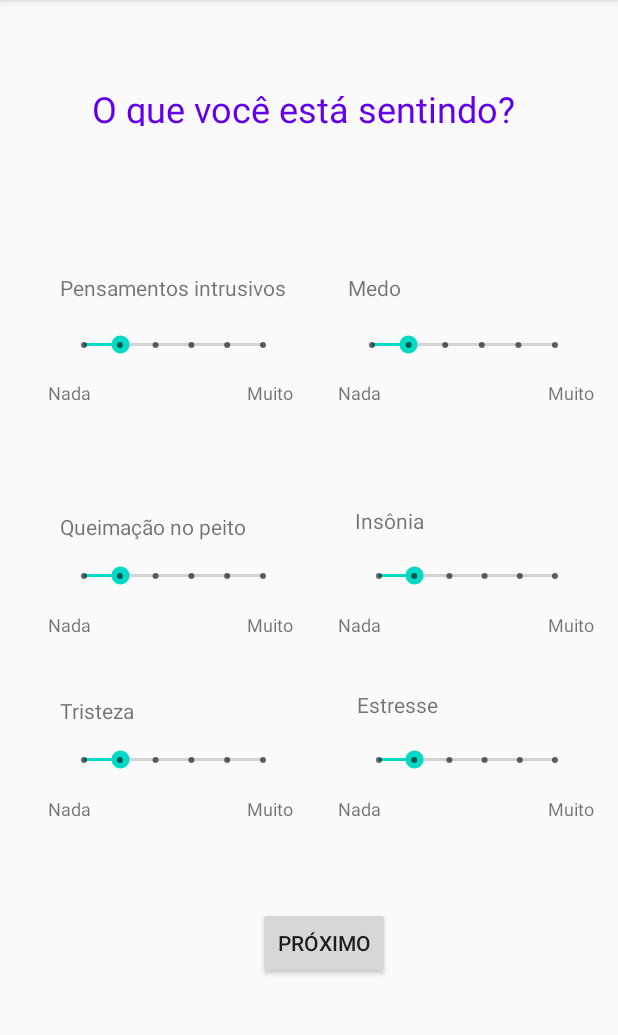
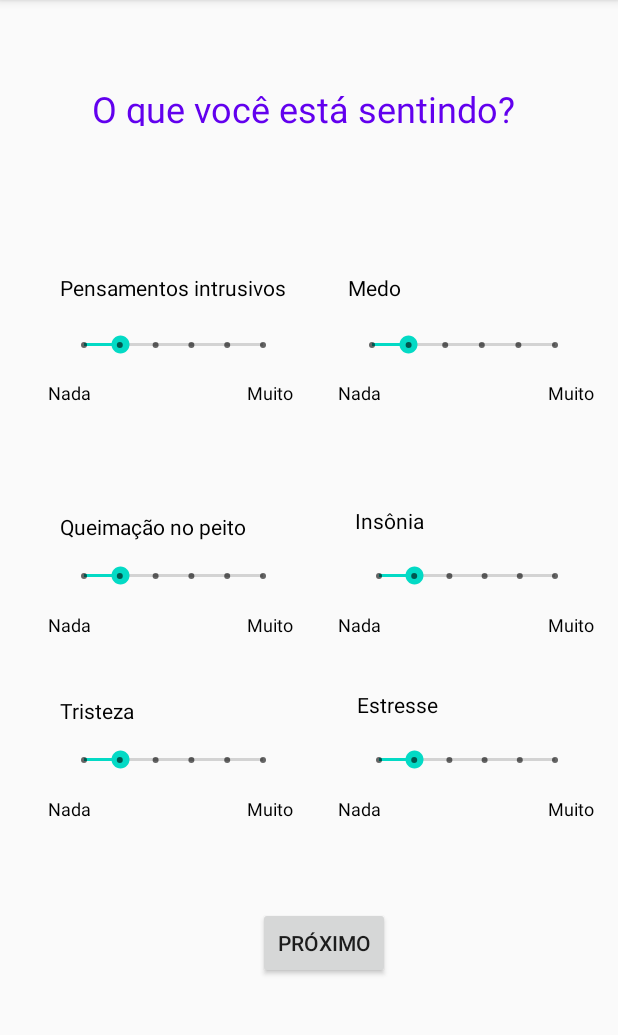
Before and after one commit to arturtres3/Apoio-Psicologico-IHC, an Android app: the HelpNowFirstPage screen opened directly, with no data from a screen before it, on a phone screen of 412 x 824 dp, the part 84-1119 px from its top. Run offline under Robolectric (Android 15) with nearby library versions, the phone set to English and light mode, and no system bars.

Commit message:
Colocar strings em Resources e refatoração da página de resultados

```diff
--- a/Quicktest/app/src/main/res/layout/activity_help_now_first_page.xml
+++ b/Quicktest/app/src/main/res/layout/activity_help_now_first_page.xml
@@ -40,7 +40,8 @@
         android:layout_height="wrap_content"
         android:layout_marginEnd="16dp"
         android:layout_marginRight="16dp"
-        android:text="Muito"
+        android:text="@string/muito"
+        android:textColor="#000000"
         android:textSize="12sp"
         app:layout_constraintBottom_toBottomOf="@+id/textView26"
         app:layout_constraintEnd_toEndOf="parent"
@@ -52,7 +53,8 @@
         android:layout_height="wrap_content"
         android:layout_marginEnd="158dp"
         android:layout_marginRight="158dp"
-        android:text="Nada"
+        android:text="@string/nada"
+        android:textColor="#000000"
         android:textSize="12sp"
         app:layout_constraintEnd_toEndOf="parent"
         app:layout_constraintTop_toBottomOf="@+id/seekBarStress" />
@@ -75,7 +77,8 @@
         android:layout_height="wrap_content"
         android:layout_marginEnd="30dp"
         android:layout_marginRight="30dp"
-        android:text="Muito"
+        android:text="@string/muito"
+        android:textColor="#000000"
         android:textSize="12sp"
         app:layout_constraintEnd_toStartOf="@+id/textView27"
         app:layout_constraintTop_toBottomOf="@+id/seekBarSadness" />
@@ -87,7 +90,8 @@
         android:layout_marginStart="32dp"
         android:layout_marginLeft="32dp"
         android:layout_marginTop="47dp"
-        android:text="Nada"
+        android:text="@string/nada"
+        android:textColor="#000000"
         android:textSize="12sp"
         app:layout_constraintStart_toStartOf="parent"
         app:layout_constraintTop_toBottomOf="@+id/textView18" />
@@ -114,7 +118,8 @@
         android:layout_height="wrap_content"
         android:layout_marginStart="34dp"
         android:layout_marginLeft="34dp"
-        android:text="Nada"
+        android:text="@string/nada"
+        android:textColor="#000000"
         android:textSize="12sp"
         app:layout_constraintStart_toEndOf="@+id/seekBarChest"
         app:layout_constraintTop_toBottomOf="@+id/seekBarInsomnia" />
@@ -125,7 +130,8 @@
         android:layout_height="wrap_content"
         android:layout_marginStart="32dp"
         android:layout_marginLeft="32dp"
-        android:text="Nada"
+        android:text="@string/nada"
+        android:textColor="#000000"
         android:textSize="12sp"
         app:layout_constraintBottom_toBottomOf="@+id/textView24"
         app:layout_constraintStart_toStartOf="parent"
@@ -137,7 +143,8 @@
         android:layout_height="wrap_content"
         android:layout_marginEnd="16dp"
         android:layout_marginRight="16dp"
-        android:text="Muito"
+        android:text="@string/muito"
+        android:textColor="#000000"
         android:textSize="12sp"
         app:layout_constraintEnd_toEndOf="parent"
         app:layout_constraintTop_toBottomOf="@+id/seekBarInsomnia" />
@@ -148,7 +155,8 @@
         android:layout_height="wrap_content"
         android:layout_marginEnd="30dp"
         android:layout_marginRight="30dp"
-        android:text="Muito"
+        android:text="@string/muito"
+        android:textColor="#000000"
         android:textSize="12sp"
         app:layout_constraintEnd_toStartOf="@+id/textView24"
         app:layout_constraintTop_toBottomOf="@+id/seekBarChest" />
@@ -159,7 +167,8 @@
         android:layout_height="wrap_content"
         android:layout_marginEnd="16dp"
         android:layout_marginRight="16dp"
-        android:text="Muito"
+        android:text="@string/muito"
+        android:textColor="#000000"
         android:textSize="12sp"
         app:layout_constraintBottom_toBottomOf="@+id/textView16"
         app:layout_constraintEnd_toEndOf="parent"
@@ -171,7 +180,8 @@
         android:layout_height="wrap_content"
         android:layout_marginStart="34dp"
         android:layout_marginLeft="34dp"
-        android:text="Nada"
+        android:text="@string/nada"
+        android:textColor="#000000"
         android:textSize="12sp"
         app:layout_constraintStart_toEndOf="@+id/seekBarIntrThoughts"
         app:layout_constraintTop_toBottomOf="@+id/seekBarFear" />
@@ -185,7 +195,7 @@
         android:layout_marginTop="56dp"
         android:layout_marginEnd="61dp"
         android:layout_marginRight="61dp"
-        android:text="O que você está sentindo?"
+        android:text="@string/quick_test_title"
         android:textColor="@color/colorPrimary"
         android:textSelectHandle="@color/design_default_color_primary"
         android:textSize="24sp"
@@ -213,7 +223,8 @@
         android:layout_marginStart="40dp"
         android:layout_marginLeft="40dp"
         android:layout_marginBottom="52dp"
-        android:text="Pensamentos intrusivos"
+        android:text="@string/pensamentos_intrusivos_titulo"
+        android:textColor="#000000"
         app:layout_constraintBottom_toTopOf="@+id/textView17"
         app:layout_constraintStart_toStartOf="parent" />
 
@@ -236,7 +247,8 @@
         android:layout_marginStart="40dp"
         android:layout_marginLeft="40dp"
         android:layout_marginBottom="47dp"
-        android:text="Queimação no peito"
+        android:text="@string/queima_titulo"
+        android:textColor="#000000"
         app:layout_constraintBottom_toTopOf="@+id/textView23"
         app:layout_constraintStart_toStartOf="parent" />
 
@@ -247,7 +259,8 @@
         android:layout_marginStart="41dp"
         android:layout_marginLeft="41dp"
         android:layout_marginBottom="5dp"
-        android:text="Medo"
+        android:text="@string/medo_titulo"
+        android:textColor="#000000"
         app:layout_constraintBottom_toTopOf="@+id/seekBarFear"
         app:layout_constraintStart_toEndOf="@+id/textView12" />
 
@@ -258,7 +271,8 @@
         android:layout_marginStart="45dp"
         android:layout_marginLeft="45dp"
         android:layout_marginBottom="4dp"
-        android:text="Insônia"
+        android:text="@string/insonia_titulo"
+        android:textColor="#000000"
         app:layout_constraintBottom_toTopOf="@+id/seekBarInsomnia"
         app:layout_constraintStart_toEndOf="@+id/seekBarChest" />
 
@@ -268,7 +282,8 @@
         android:layout_height="wrap_content"
         android:layout_marginEnd="30dp"
         android:layout_marginRight="30dp"
-        android:text="Muito"
+        android:text="@string/muito"
+        android:textColor="#000000"
         android:textSize="12sp"
         app:layout_constraintEnd_toStartOf="@+id/textView19"
         app:layout_constraintTop_toBottomOf="@+id/seekBarIntrThoughts" />
@@ -280,7 +295,8 @@
         android:layout_marginStart="32dp"
         android:layout_marginLeft="32dp"
         android:layout_marginBottom="71dp"
-        android:text="Nada"
+        android:text="@string/nada"
+        android:textColor="#000000"
         android:textSize="12sp"
         app:layout_constraintBottom_toTopOf="@+id/textView13"
         app:layout_constraintStart_toStartOf="parent" />
@@ -290,7 +306,8 @@
         android:layout_width="wrap_content"
         android:layout_height="wrap_content"
         android:layout_marginTop="39dp"
-        android:text="Tristeza"
+        android:text="@string/tristeza_titulo"
+        android:textColor="#000000"
         app:layout_constraintStart_toStartOf="@+id/seekBarSadness"
         app:layout_constraintTop_toBottomOf="@+id/textView23" />
 
@@ -301,7 +318,8 @@
         android:layout_marginStart="1dp"
         android:layout_marginLeft="1dp"
         android:layout_marginBottom="4dp"
-        android:text="Estresse"
+        android:text="@string/estresse_titulo"
+        android:textColor="#000000"
         app:layout_constraintBottom_toTopOf="@+id/seekBarStress"
         app:layout_constraintStart_toStartOf="@+id/seekBarStress" />
 
@@ -313,7 +331,7 @@
         android:layout_marginLeft="7dp"
         android:layout_marginTop="57dp"
         android:onClick="next"
-        android:text="Próximo"
+        android:text="@string/next"
         app:layout_constraintStart_toStartOf="@+id/textView26"
         app:layout_constraintTop_toBottomOf="@+id/textView27" />
 
--- a/Quicktest/app/src/main/res/layout/activity_help_now_results.xml
+++ b/Quicktest/app/src/main/res/layout/activity_help_now_results.xml
@@ -58,7 +58,7 @@
         android:layout_marginTop="65dp"
         android:layout_marginBottom="50dp"
         android:onClick="proxResultado"
-        android:text="Próximo"
+        android:text="@string/next"
         app:layout_constraintBottom_toBottomOf="parent"
         app:layout_constraintEnd_toEndOf="parent"
         app:layout_constraintHorizontal_bias="0.498"
--- a/Quicktest/app/src/main/res/values/strings.xml
+++ b/Quicktest/app/src/main/res/values/strings.xml
@@ -9,6 +9,9 @@
     <string name="invalid_username">Not a valid username</string>
     <string name="invalid_password">Password must be >5 characters</string>
     <string name="login_failed">"Login failed"</string>
+    <string name="muito">"Muito"</string>
+    <string name="nada">"Nada"</string>
+    <string name="quick_test_title">"O que você está sentindo?"</string>
     <string name="pensamentos_intrusivos_texto">"Procure aceitar pensamentos que te incomodam. Pergunte-se a si mesmo: você seria capaz de fazer isso que está pensando?
 
 Lembre-se que pensar nessas coisas não é o mesmo que fazê-las. Seus pensamentos não necessariamente refletem a realidade. Faça um exercício de meditação.
@@ -34,7 +37,14 @@ Escreva em um papel, ou no próprio celular em algum bloco de notas, o que está
 Confira aqui, neste link, como o ser humano pode ser incrível: https://www.youtube.com/channel/UCg8VTeeN4BglqmI1_CBlABg"</string>
     <string name="estresse_texto">"Coloque os problemas de lado, só um pouco. Feche os olhos e respire fundo. Inspire o máximo de ar que puder, e expire lentamente. Concentre-se só na sua respiração, nada mais.
 Enquanto faz esse exercício, escute esta música : https://www.youtube.com/watch?v=UfcAVejslrU"</string>
-
+    <string name="pensamentos_intrusivos_titulo">Pensamentos intrusivos</string>
+    <string name="queima_titulo">Queimação no peito</string>
+    <string name="medo_titulo">Medo</string>
+    <string name="insonia_titulo">Insônia</string>
+    <string name="tristeza_titulo">Tristeza</string>
+    <string name="estresse_titulo">Estresse</string>
+    <string name="next">Próximo</string>
+    <string name="back">Voltar</string>
 
 
 </resources>
```
Also changed, not shown: Quicktest/app/src/main/java/com/example/quicktest/HelpNowFirstPage.java (+0 -19 lines), Quicktest/app/src/main/java/com/example/quicktest/HelpNowResults.java (+20 -35 lines), Quicktest/app/src/main/java/com/example/quicktest/MainActivity.java (+1 -10 lines).
